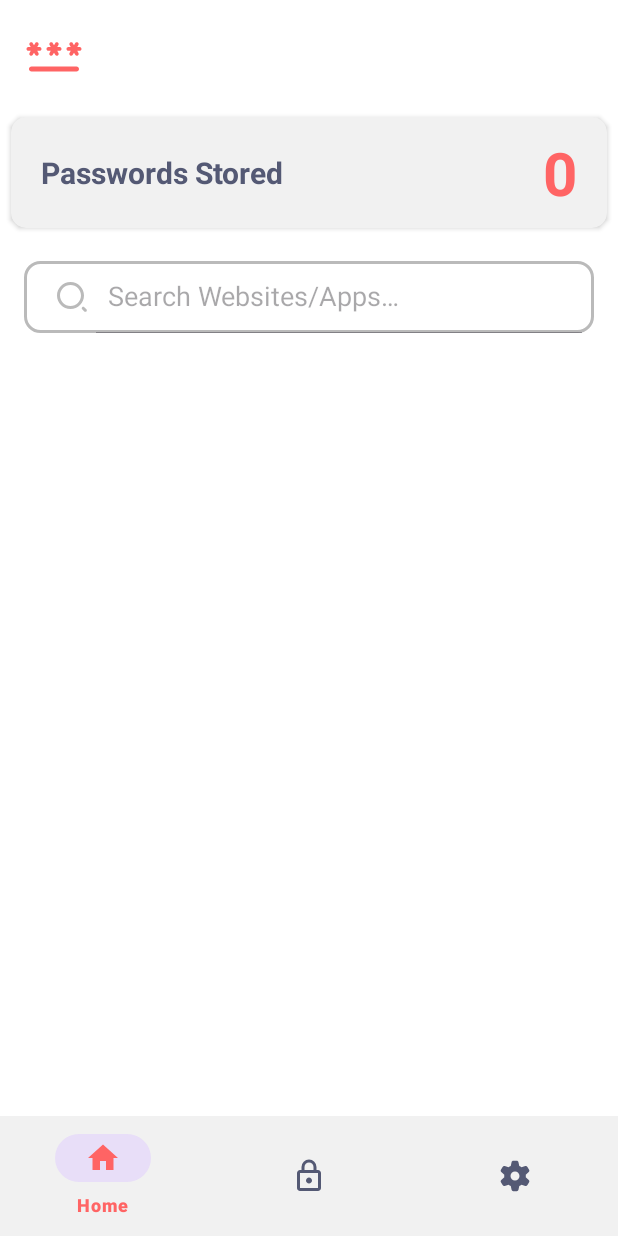
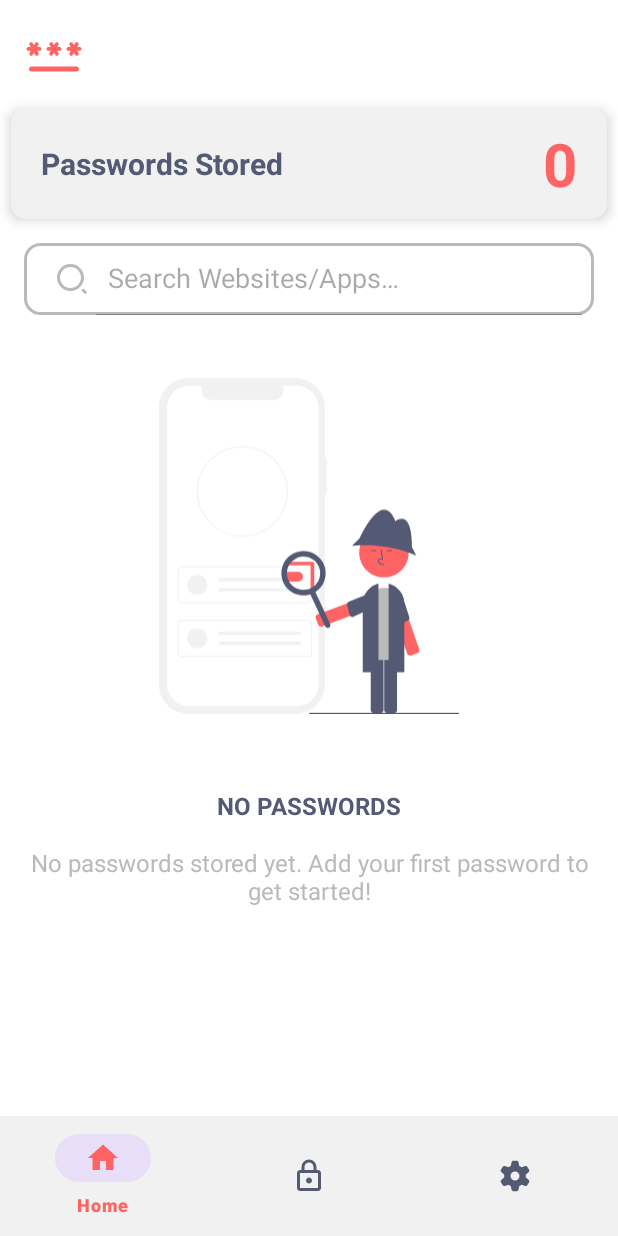
Before and after one commit to sritam-behera-716/OnePass, an Android app: the HomeFragment screen opened directly, with no data from a screen before it, on a phone screen of 412 x 824 dp. Run offline under Robolectric (Android 15) with nearby library versions, the phone set to English and light mode, and no system bars; our stand-ins replace Room's generated code, navigation-ui.

Commit message:
Optimize the home screen & fix item color in dark mode

```diff
--- a/app/src/main/java/com/securevault/onepass/ui/main/home/HomeFragment.java
+++ b/app/src/main/java/com/securevault/onepass/ui/main/home/HomeFragment.java
@@ -9,14 +9,20 @@ import android.widget.SearchView;
 import androidx.annotation.NonNull;
 import androidx.annotation.Nullable;
 import androidx.fragment.app.Fragment;
-import androidx.fragment.app.FragmentTransaction;
+import androidx.recyclerview.widget.LinearLayoutManager;
 
 import com.securevault.onepass.R;
+import com.securevault.onepass.data.DatabaseHelper;
+import com.securevault.onepass.data.PasswordItem;
 import com.securevault.onepass.databinding.FragmentHomeBinding;
 import com.securevault.onepass.utils.SearchViewHelper;
 
+import java.util.ArrayList;
+
 public class HomeFragment extends Fragment {
     private FragmentHomeBinding binding;
+    private ArrayList<PasswordItem> allPasswordItems;
+    private RecyclerViewAdapter adapter;
 
     @Override
     public View onCreateView(@NonNull LayoutInflater inflater, ViewGroup container, Bundle savedInstanceState) {
@@ -28,17 +34,20 @@ public class HomeFragment extends Fragment {
     public void onViewCreated(@NonNull View view, @Nullable Bundle savedInstanceState) {
         super.onViewCreated(view, savedInstanceState);
 
+        DatabaseHelper databaseHelper = DatabaseHelper.getInstance(requireContext());
+        allPasswordItems = (ArrayList<PasswordItem>) databaseHelper.passwordDao().retrieveRecord();
+
+        setUpSearchView();
+        showPasswordItems();
+    }
+
+    private void setUpSearchView() {
         binding.searchView.clearFocus();
         SearchViewHelper.setStrokeColorByTextListener(requireContext(), binding.searchView);
         binding.searchView.setOnQueryTextListener(new SearchView.OnQueryTextListener() {
             @Override
             public boolean onQueryTextChange(String newText) {
-                Fragment fragment = getChildFragmentManager().findFragmentById(R.id.frameLayout);
-                if (fragment instanceof PasswordListFragment) {
-                    ((PasswordListFragment) fragment).filterList(newText.trim());
-                } else if (fragment instanceof NoPasswordFoundFragment && newText.trim().isEmpty()) {
-                    loadFragment(new PasswordListFragment());
-                }
+                filterList(newText.trim());
                 return true;
             }
 
@@ -47,30 +56,55 @@ public class HomeFragment extends Fragment {
                 return false;
             }
         });
-
-        showPasswordList();
     }
 
-    public void showPasswordList() {
-        loadFragment(new PasswordListFragment());
-    }
+    public void filterList(String text) {
+        if (text.isEmpty()) {
+            showPasswordItems();
+            return;
+        }
 
-    public void showNoPasswordFound(boolean flag) {
-        if (flag) {
-            loadFragment(NoPasswordFoundFragment.getInstance(requireContext()));
+        ArrayList<PasswordItem> filteredList = new ArrayList<>();
+        for (PasswordItem item : allPasswordItems) {
+            if (item.getPasswordName().toLowerCase().contains(text.toLowerCase())) {
+                filteredList.add(item);
+            }
+        }
+
+        if (filteredList.isEmpty()) {
+            showNoResult(false);
         } else {
-            loadFragment(new NoPasswordFoundFragment());
+            adapter.setFilteredList(filteredList);
         }
     }
 
-    private void loadFragment(Fragment fragment) {
-        FragmentTransaction fragmentTransaction = getChildFragmentManager().beginTransaction();
-        fragmentTransaction.replace(R.id.frameLayout, fragment);
-        fragmentTransaction.commitNow();
+    private void showPasswordItems() {
+        if (allPasswordItems.isEmpty()) {
+            showNoResult(true);
+            return;
+        }
+
+        binding.recyclerView.setVisibility(View.VISIBLE);
+        binding.searchIllustration.setVisibility(View.GONE);
+        binding.title.setVisibility(View.GONE);
+        binding.description.setVisibility(View.GONE);
+
+        binding.passwordStoreNumber.setText(String.valueOf(allPasswordItems.size()));
+        adapter = new RecyclerViewAdapter(requireContext(), allPasswordItems);
+        binding.recyclerView.setLayoutManager(new LinearLayoutManager(requireContext()));
+        binding.recyclerView.setAdapter(adapter);
     }
 
-    public void changePasswordStoredNumber(int size) {
-        binding.passwordStoreNumber.setText(String.valueOf(size));
+    private void showNoResult(boolean flag) {
+        if (flag) {
+            binding.title.setText(R.string.no_passwords);
+            binding.description.setText(R.string.no_passwords_stored);
+        }
+
+        binding.recyclerView.setVisibility(View.GONE);
+        binding.searchIllustration.setVisibility(View.VISIBLE);
+        binding.title.setVisibility(View.VISIBLE);
+        binding.description.setVisibility(View.VISIBLE);
     }
 
     @Override
--- a/app/src/main/java/com/securevault/onepass/ui/main/home/PasswordListFragment.java
+++ /dev/null
@@ -1,79 +0,0 @@
-package com.securevault.onepass.ui.main.home;
-
-import android.os.Bundle;
-import android.view.LayoutInflater;
-import android.view.View;
-import android.view.ViewGroup;
-
-import androidx.annotation.NonNull;
-import androidx.annotation.Nullable;
-import androidx.fragment.app.Fragment;
-import androidx.recyclerview.widget.LinearLayoutManager;
-
-import com.securevault.onepass.data.DatabaseHelper;
-import com.securevault.onepass.data.PasswordItem;
-import com.securevault.onepass.databinding.FragmentPasswordListBinding;
-
-import java.util.ArrayList;
-
-public class PasswordListFragment extends Fragment {
-    private FragmentPasswordListBinding binding;
-    private ArrayList<PasswordItem> allPasswordItems;
-    private ArrayList<PasswordItem> passwordItemList;
-    private RecyclerViewAdapter adapter;
-
-    @Override
-    public View onCreateView(@NonNull LayoutInflater inflater, ViewGroup container, Bundle savedInstanceState) {
-        binding = FragmentPasswordListBinding.inflate(inflater, container, false);
-        return binding.getRoot();
-    }
-
-    @Override
-    public void onViewCreated(@NonNull View view, @Nullable Bundle savedInstanceState) {
-        super.onViewCreated(view, savedInstanceState);
-
-        DatabaseHelper databaseHelper = DatabaseHelper.getInstance(requireContext());
-        allPasswordItems = (ArrayList<PasswordItem>) databaseHelper.passwordDao().retrieveRecord();
-        resetDataSet();
-
-        if (getParentFragment() != null) {
-            ((HomeFragment) getParentFragment()).changePasswordStoredNumber(allPasswordItems.size());
-        }
-
-        binding.recyclerView.setLayoutManager(new LinearLayoutManager(requireContext()));
-        adapter = new RecyclerViewAdapter(requireContext(), passwordItemList);
-        binding.recyclerView.setAdapter(adapter);
-    }
-
-    public void filterList(String text) {
-        if (text.isEmpty()) {
-            resetDataSet();
-            return;
-        }
-
-        ArrayList<PasswordItem> filteredList = new ArrayList<>();
-        for (PasswordItem item : allPasswordItems) {
-            if (item.getPasswordName().toLowerCase().contains(text.toLowerCase())) {
-                filteredList.add(item);
-            }
-        }
-
-        if (filteredList.isEmpty()) {
-            if (getParentFragment() != null) {
-                ((HomeFragment) getParentFragment()).showNoPasswordFound(false);
-            }
-        } else {
-            adapter.setFilteredList(filteredList);
-        }
-    }
-
-    private void resetDataSet() {
-        passwordItemList = new ArrayList<>(allPasswordItems);
-    }
-
-    @Override
-    public void onDestroyView() {
-        super.onDestroyView();
-        binding = null;
-    }
-}
--- a/app/src/main/res/drawable/edittext_cursor.xml
+++ b/app/src/main/res/drawable/edittext_cursor.xml
@@ -1,5 +1,5 @@
 <?xml version="1.0" encoding="utf-8"?>
 <shape xmlns:android="http://schemas.android.com/apk/res/android">
-    <size android:width="2dp"/>
-    <solid android:color="@color/span_color"/>
+    <size android:width="2dp" />
+    <solid android:color="@color/span_color" />
 </shape>
--- /dev/null
+++ b/app/src/main/res/drawable/item_background.xml
@@ -0,0 +1,8 @@
+<?xml version="1.0" encoding="utf-8"?>
+<shape xmlns:android="http://schemas.android.com/apk/res/android"
+    android:shape="rectangle">
+
+    <solid android:color="@color/bottom_navigation_color" />
+    <corners android:radius="10dp" />
+
+</shape>
--- a/app/src/main/res/layout/fragment_home.xml
+++ b/app/src/main/res/layout/fragment_home.xml
@@ -4,6 +4,7 @@
     xmlns:tools="http://schemas.android.com/tools"
     android:layout_width="match_parent"
     android:layout_height="match_parent"
+    android:background="@color/background_color"
     tools:context=".ui.main.home.HomeFragment">
 
     <ImageView
@@ -19,25 +20,19 @@
         app:layout_constraintTop_toTopOf="parent"
         app:srcCompat="@drawable/ic_logo" />
 
-    <androidx.cardview.widget.CardView
-        android:id="@+id/cardView"
+    <RelativeLayout
+        android:id="@+id/passwordStoreLayout"
         android:layout_width="match_parent"
         android:layout_height="wrap_content"
-        android:layout_marginStart="2dp"
+        android:layout_marginStart="7dp"
         android:layout_marginTop="16dp"
-        android:layout_marginEnd="2dp"
-        app:cardBackgroundColor="@color/bottom_navigation_color"
-        app:cardCornerRadius="10dp"
-        app:cardElevation="2dp"
-        app:cardUseCompatPadding="true"
+        android:layout_marginEnd="7dp"
+        android:background="@drawable/item_background"
+        android:elevation="5dp"
+        android:padding="10dp"
         app:layout_constraintEnd_toEndOf="parent"
         app:layout_constraintStart_toStartOf="parent"
         app:layout_constraintTop_toBottomOf="@+id/logo">
-
-        <RelativeLayout
-            android:layout_width="match_parent"
-            android:layout_height="match_parent"
-            android:padding="10dp">
 
         <TextView
             android:id="@+id/passwordStoreText"
@@ -63,7 +58,6 @@
             android:textSize="40sp"
             android:textStyle="bold" />
     </RelativeLayout>
-    </androidx.cardview.widget.CardView>
 
     <SearchView
         android:id="@+id/searchView"
@@ -80,16 +74,63 @@
         android:textCursorDrawable="@drawable/edittext_cursor"
         app:layout_constraintEnd_toEndOf="parent"
         app:layout_constraintStart_toStartOf="parent"
-        app:layout_constraintTop_toBottomOf="@+id/cardView" />
+        app:layout_constraintTop_toBottomOf="@+id/passwordStoreLayout" />
 
-    <FrameLayout
-        android:id="@+id/frameLayout"
-        android:name="com.securevault.onepass.ui.main.home.PasswordListFragment"
+    <androidx.recyclerview.widget.RecyclerView
+        android:id="@+id/recyclerView"
         android:layout_width="match_parent"
         android:layout_height="0dp"
+        android:layout_marginTop="16dp"
+        android:clipToPadding="false"
+        android:paddingBottom="7dp"
         app:layout_constraintBottom_toBottomOf="parent"
+        app:layout_constraintEnd_toEndOf="parent"
+        app:layout_constraintStart_toStartOf="parent"
+        app:layout_constraintTop_toBottomOf="@+id/searchView"
+        tools:listitem="@layout/item_layout" />
+
+    <ImageView
+        android:id="@+id/searchIllustration"
+        android:layout_width="200dp"
+        android:layout_height="wrap_content"
+        android:contentDescription="@string/searchIllustration"
+        android:src="@drawable/search_illustration"
+        android:visibility="gone"
         app:layout_constraintEnd_toEndOf="parent"
         app:layout_constraintStart_toStartOf="parent"
         app:layout_constraintTop_toBottomOf="@+id/searchView" />
 
+    <TextView
+        android:id="@+id/title"
+        android:layout_width="wrap_content"
+        android:layout_height="wrap_content"
+        android:layout_marginTop="8dp"
+        android:text="@string/no_results"
+        android:textAllCaps="true"
+        android:textColor="@color/span_color"
+        android:textSize="16sp"
+        android:textStyle="bold"
+        android:visibility="gone"
+        app:layout_constraintEnd_toEndOf="parent"
+        app:layout_constraintHorizontal_bias="0.5"
+        app:layout_constraintStart_toStartOf="parent"
+        app:layout_constraintTop_toBottomOf="@+id/searchIllustration" />
+
+    <TextView
+        android:id="@+id/description"
+        android:layout_width="wrap_content"
+        android:layout_height="wrap_content"
+        android:layout_marginTop="16dp"
+        android:paddingStart="16dp"
+        android:paddingEnd="16dp"
+        android:text="@string/no_found"
+        android:textAlignment="center"
+        android:textColor="@color/text_color_gray"
+        android:textSize="16sp"
+        android:visibility="gone"
+        app:layout_constraintEnd_toEndOf="parent"
+        app:layout_constraintHorizontal_bias="0.5"
+        app:layout_constraintStart_toStartOf="parent"
+        app:layout_constraintTop_toBottomOf="@+id/title" />
+
 </androidx.constraintlayout.widget.ConstraintLayout>
--- a/app/src/main/res/layout/fragment_password_list.xml
+++ /dev/null
@@ -1,16 +0,0 @@
-<?xml version="1.0" encoding="utf-8"?>
-<LinearLayout xmlns:android="http://schemas.android.com/apk/res/android"
-    xmlns:tools="http://schemas.android.com/tools"
-    android:name="com.securevault.onepass.ui.main.home.PasswordListFragment"
-    android:layout_width="match_parent"
-    android:layout_height="match_parent"
-    tools:context=".ui.main.home.PasswordListFragment">
-
-    <androidx.recyclerview.widget.RecyclerView
-        android:id="@+id/recyclerView"
-        android:layout_width="match_parent"
-        android:layout_height="wrap_content"
-        android:layout_marginTop="16dp"
-        tools:listitem="@layout/item_layout" />
-
-</LinearLayout>
--- a/app/src/main/res/values/strings.xml
+++ b/app/src/main/res/values/strings.xml
@@ -25,7 +25,7 @@
     <string name="setting">Setting</string>
 
     <string name="passwords_stored">Passwords Stored</string>
-    <string name="passwords_stored_number">5</string>
+    <string name="passwords_stored_number">0</string>
 
     <string name="search_websites_or_apps">Search Websites/Apps…</string>
 
```
Also changed, not shown: app/src/main/java/com/securevault/onepass/ui/main/home/NoPasswordFoundFragment.java (deleted, +0 -53 lines), app/src/main/java/com/securevault/onepass/ui/main/home/RecyclerViewAdapter.java (+4 -4 lines), app/src/main/res/layout/fragment_no_password_found.xml (deleted, +0 -51 lines), app/src/main/res/layout/fragment_password.xml (+4 -4 lines), app/src/main/res/layout/item_layout.xml (+5 -14 lines). Lines whose indentation alone changed are shown as unchanged.
